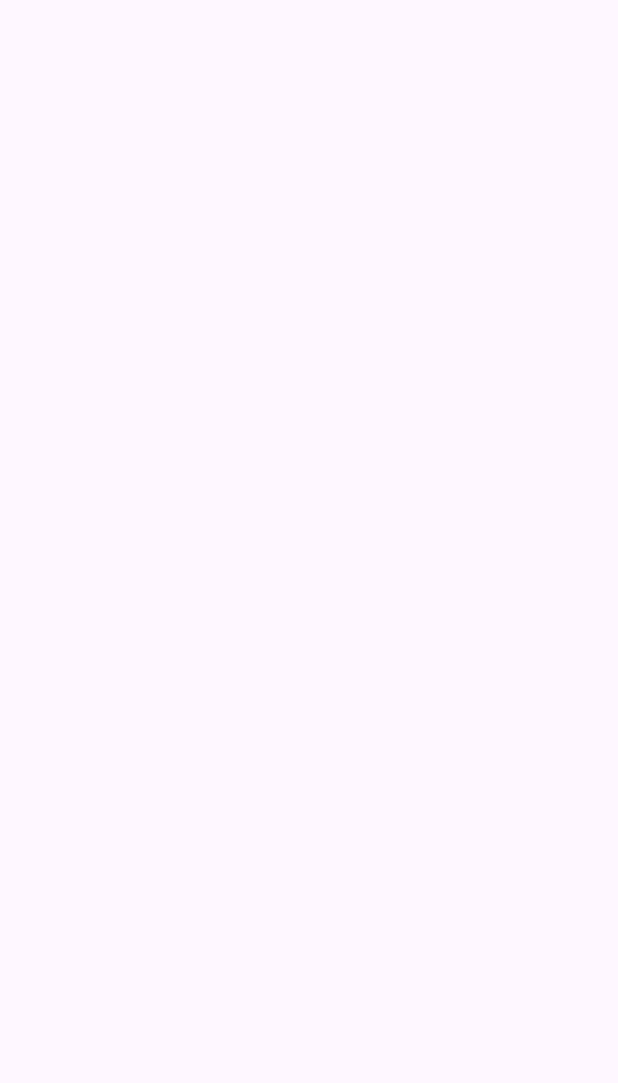
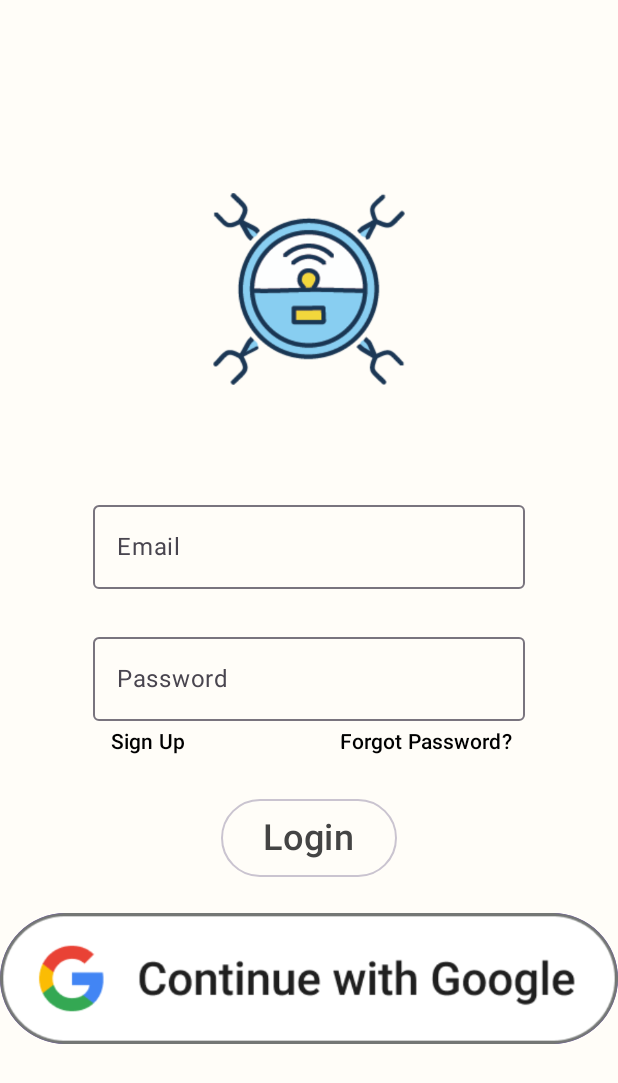
Before and after one commit to alsdk9349/project_Restfetch, an Android app built with Jetpack Compose: the screen it shows after launch (MainActivity), on a phone screen of 412 x 824 dp. Before the commit the part shown is empty. Shown: the top 1083 px of the screen. Run offline under Robolectric (Android 15) with nearby library versions, the phone set to English and light mode, and no system bars; our stand-ins replace Dagger/Hilt's generated code.

Commit message:
feat: LoginView 구현

```diff
--- a/frontend/app/src/main/java/com/suisei/restfetch/presentation/view/AccountView.kt
+++ /dev/null
@@ -1,44 +0,0 @@
-package com.suisei.restfetch.presentation.view
-
-import androidx.compose.foundation.background
-import androidx.compose.foundation.layout.Column
-import androidx.compose.runtime.Composable
-import androidx.compose.runtime.collectAsState
-import androidx.compose.ui.Modifier
-import androidx.lifecycle.viewmodel.compose.viewModel
-import androidx.navigation.NavController
-import androidx.navigation.compose.rememberNavController
-import com.suisei.restfetch.presentation.state.AccountViewState
-import com.suisei.restfetch.presentation.view.theme.backgroundColor
-import com.suisei.restfetch.presentation.viewmodel.AccountViewModel
-
-@Composable
-fun AccountScreen() {
-    val viewModel: AccountViewModel = viewModel()
-    val viewState = viewModel.viewState.collectAsState()
-
-    Column(
-        modifier = Modifier.background(backgroundColor())
-    ) {
-        when (val state = viewState.value) {
-            AccountViewState.Login -> LoginScreen()
-            AccountViewState.SignUp -> SignUpScreen()
-            AccountViewState.ForgotPassword -> ForgotPasswordScreen()
-        }
-    }
-}
-
-@Composable
-fun LoginScreen() {
-
-}
-
-@Composable
-fun SignUpScreen() {
-
-}
-
-@Composable
-fun ForgotPasswordScreen() {
-
-}
--- a/frontend/app/src/main/java/com/suisei/restfetch/presentation/view/AppNavigation.kt
+++ b/frontend/app/src/main/java/com/suisei/restfetch/presentation/view/AppNavigation.kt
@@ -4,6 +4,7 @@ import androidx.compose.runtime.Composable
 import androidx.navigation.compose.NavHost
 import androidx.navigation.compose.composable
 import androidx.navigation.compose.rememberNavController
+import com.suisei.restfetch.presentation.view.account.AccountScreen
 
 @Composable
 fun AppNavigation() {
--- /dev/null
+++ b/frontend/app/src/main/java/com/suisei/restfetch/presentation/view/account/AccountView.kt
@@ -0,0 +1,82 @@
+package com.suisei.restfetch.presentation.view.account
+
+import androidx.compose.foundation.background
+import androidx.compose.foundation.layout.Arrangement
+import androidx.compose.foundation.layout.Column
+import androidx.compose.foundation.layout.fillMaxHeight
+import androidx.compose.foundation.layout.fillMaxWidth
+import androidx.compose.foundation.layout.width
+import androidx.compose.foundation.text.KeyboardOptions
+import androidx.compose.material3.OutlinedTextField
+import androidx.compose.material3.Text
+import androidx.compose.runtime.Composable
+import androidx.compose.runtime.collectAsState
+import androidx.compose.ui.Alignment
+import androidx.compose.ui.Modifier
+import androidx.compose.ui.text.TextStyle
+import androidx.compose.ui.text.input.KeyboardType
+import androidx.compose.ui.text.input.PasswordVisualTransformation
+import androidx.compose.ui.unit.dp
+import androidx.compose.ui.unit.sp
+import androidx.lifecycle.viewmodel.compose.viewModel
+import com.suisei.restfetch.presentation.state.AccountViewState
+import com.suisei.restfetch.presentation.view.theme.backgroundColor
+import com.suisei.restfetch.presentation.viewmodel.AccountViewModel
+
+
+@Composable
+fun AccountScreen() {
+    val viewModel: AccountViewModel = viewModel()
+    val viewState = viewModel.viewState.collectAsState()
+
+    Column(
+        modifier = Modifier.background(backgroundColor())
+    ) {
+        when (val state = viewState.value) {
+            AccountViewState.Login -> LoginScreen()
+            AccountViewState.SignUp -> SignUpScreen()
+            AccountViewState.ForgotPassword -> ForgotPasswordScreen()
+        }
+    }
+}
+
+@Composable
+fun AccountTemplate(content: @Composable () -> Unit) {
+    Column(
+        modifier = Modifier
+            .fillMaxWidth()
+            .fillMaxHeight(),
+        horizontalAlignment = Alignment.CenterHorizontally,
+        verticalArrangement = Arrangement.spacedBy(24.dp, Alignment.CenterVertically)
+    ) {
+        content()
+    }
+}
+
+@Composable
+fun EmailInput(email: String, onEmailChange: (String) -> Unit, enabled: Boolean = true) {
+    OutlinedTextField(
+        value = email,
+        onValueChange = onEmailChange,
+        keyboardOptions = KeyboardOptions(keyboardType = KeyboardType.Email),
+        label = { Text(text = "Email") },
+        textStyle = TextStyle.Default.copy(fontSize = 20.sp),
+        modifier = Modifier.width(288.dp),
+        singleLine = true,
+        enabled = enabled
+    )
+}
+
+@Composable
+fun PasswordInput(password: String, onPasswordChange: (String) -> Unit) {
+    OutlinedTextField(
+        value = password,
+        onValueChange = onPasswordChange,
+        visualTransformation = PasswordVisualTransformation(),
+        keyboardOptions = KeyboardOptions(keyboardType = KeyboardType.Password),
+        label = { Text(text = "Password") },
+        textStyle = TextStyle.Default.copy(fontSize = 20.sp),
+        modifier = Modifier.width(288.dp),
+        singleLine = true
+    )
+}
--- /dev/null
+++ b/frontend/app/src/main/java/com/suisei/restfetch/presentation/view/account/ForgotPasswordView.kt
@@ -0,0 +1,8 @@
+package com.suisei.restfetch.presentation.view.account
+
+import androidx.compose.runtime.Composable
+
+@Composable
+fun ForgotPasswordScreen() {
+
+}
--- /dev/null
+++ b/frontend/app/src/main/java/com/suisei/restfetch/presentation/view/account/LoginView.kt
@@ -0,0 +1,134 @@
+package com.suisei.restfetch.presentation.view.account
+
+import androidx.compose.foundation.Image
+import androidx.compose.foundation.layout.Arrangement
+import androidx.compose.foundation.layout.Column
+import androidx.compose.foundation.layout.PaddingValues
+import androidx.compose.foundation.layout.Row
+import androidx.compose.foundation.layout.Spacer
+import androidx.compose.foundation.layout.defaultMinSize
+import androidx.compose.foundation.layout.height
+import androidx.compose.foundation.layout.padding
+import androidx.compose.foundation.layout.size
+import androidx.compose.foundation.layout.width
+import androidx.compose.foundation.layout.wrapContentHeight
+import androidx.compose.material3.Button
+import androidx.compose.material3.OutlinedButton
+import androidx.compose.material3.Text
+import androidx.compose.runtime.Composable
+import androidx.compose.runtime.getValue
+import androidx.compose.runtime.mutableStateOf
+import androidx.compose.runtime.remember
+import androidx.compose.runtime.setValue
+import androidx.compose.ui.Alignment
+import androidx.compose.ui.Modifier
+import androidx.compose.ui.graphics.Color
+import androidx.compose.ui.res.painterResource
+import androidx.compose.ui.unit.dp
+import androidx.compose.ui.unit.sp
+import androidx.lifecycle.viewmodel.compose.viewModel
+import androidx.navigation.compose.rememberNavController
+import com.suisei.restfetch.R
+import com.suisei.restfetch.presentation.intent.AccountIntent
+import com.suisei.restfetch.presentation.view.theme.buttonTransparentTheme
+import com.suisei.restfetch.presentation.viewmodel.AccountViewModel
+
+@Composable
+fun LoginScreen() {
+    var email by remember { mutableStateOf("") }
+    var password by remember { mutableStateOf("") }
+
+    AccountTemplate {
+        LogoImage()
+        Spacer(modifier = Modifier.height(24.dp))
+
+        EmailInput(email = email, onEmailChange = { email = it })
+
+        Column {
+            PasswordInput(password = password, onPasswordChange = { password = it })
+            NavigationContainer {
+                LoadViewButton(text = "Sign Up", accountIntent = AccountIntent.LoadSignUp)
+                LoadViewButton(
+                    text = "Forgot Password?",
+                    accountIntent = AccountIntent.LoadForgotPassword
+                )
+            }
+        }
+
+        EmailLoginButton()
+        GoogleLoginButton()
+    }
+}
+
+@Composable
+fun LogoImage() {
+    Image(
+        painter = painterResource(id = R.drawable.logo),
+        contentDescription = "Logo",
+        modifier = Modifier.size(128.dp)
+    )
+}
+
+@Composable
+fun NavigationContainer(content: @Composable () -> Unit) {
+    Row(
+        modifier = Modifier
+            .width(288.dp)
+            .height(28.dp)
+            .defaultMinSize(minHeight = 1.dp)
+            .padding(8.dp, 0.dp),
+        horizontalArrangement = Arrangement.SpaceBetween,
+        verticalAlignment = Alignment.CenterVertically,
+    ) {
+        content()
+    }
+}
+
+@Composable
+fun LoadViewButton(text: String, accountIntent: AccountIntent) {
+    val viewModel: AccountViewModel = viewModel()
+    Button(
+        onClick = { viewModel.sendViewIntent(accountIntent) },
+        colors = buttonTransparentTheme(),
+        modifier = Modifier.defaultMinSize(minHeight = 1.dp),
+        contentPadding = PaddingValues()
+    ) {
+        Text(text, color = Color.Black, fontSize = 14.sp)
+    }
+}
+
+@Composable
+fun EmailLoginButton() {
+    val navController = rememberNavController()
+    OutlinedButton(onClick = {
+        navController.navigate("main_screen") {
+            popUpTo("login_screen") {
+                inclusive = true
+            }
+        }
+    }) {
+        Text(
+            text = "Login",
+            fontSize = 24.sp,
+            color = Color.DarkGray,
+            modifier = Modifier.padding(4.dp)
+        )
+    }
+}
+
+@Composable
+fun GoogleLoginButton() {
+    Button(
+        onClick = {  },
+        modifier = Modifier
+            .wrapContentHeight()
+            .defaultMinSize(minWidth = 1.dp, minHeight = 1.dp),
+        contentPadding = PaddingValues(),
+        border = null
+    ) {
+        Image(
+            painter = painterResource(id = R.drawable.google_ctn_logo),
+            contentDescription = ""
+        )
+    }
+}
--- /dev/null
+++ b/frontend/app/src/main/java/com/suisei/restfetch/presentation/view/account/SignUpView.kt
@@ -0,0 +1,8 @@
+package com.suisei.restfetch.presentation.view.account
+
+import androidx.compose.runtime.Composable
+
+@Composable
+fun SignUpScreen() {
+
+}
--- a/frontend/app/src/main/java/com/suisei/restfetch/presentation/view/theme/AppTheme.kt
+++ b/frontend/app/src/main/java/com/suisei/restfetch/presentation/view/theme/AppTheme.kt
@@ -1,5 +1,7 @@
 package com.suisei.restfetch.presentation.view.theme
 
+import androidx.compose.material3.ButtonColors
+import androidx.compose.material3.ButtonDefaults
 import androidx.compose.runtime.Composable
 import androidx.compose.ui.graphics.Color
 
@@ -7,3 +9,8 @@ import androidx.compose.ui.graphics.Color
 fun backgroundColor(): Color {
     return Color(0XFFFFFDF8)
 }
+
+@Composable
+fun buttonTransparentTheme(): ButtonColors {
+    return ButtonDefaults.buttonColors(containerColor = Color.Transparent, contentColor = Color.Black)
+}
--- a/frontend/app/src/main/java/com/suisei/restfetch/presentation/viewmodel/AccountViewModel.kt
+++ b/frontend/app/src/main/java/com/suisei/restfetch/presentation/viewmodel/AccountViewModel.kt
@@ -27,6 +27,10 @@ class AccountViewModel @Inject constructor() : ViewModel() {
         handleViewIntent()
     }
 
+    fun sendViewIntent(intent: AccountIntent) = viewModelScope.launch(Dispatchers.IO) {
+        accountIntent.send(intent)
+    }
+
     private fun handleViewIntent() {
         viewModelScope.launch(Dispatchers.IO) {
             accountIntent.consumeAsFlow().collect { intent ->
```
Also changed, not shown: frontend/app/src/main/java/com/suisei/restfetch/presentation/intent/AccountIntent.kt (renamed from frontend/app/src/main/java/com/suisei/restfetch/presentation/intent/AccoutIntent.kt), frontend/app/src/main/res/drawable/google_ctn_logo.png (added), frontend/app/src/main/res/drawable/logo.png (added).
